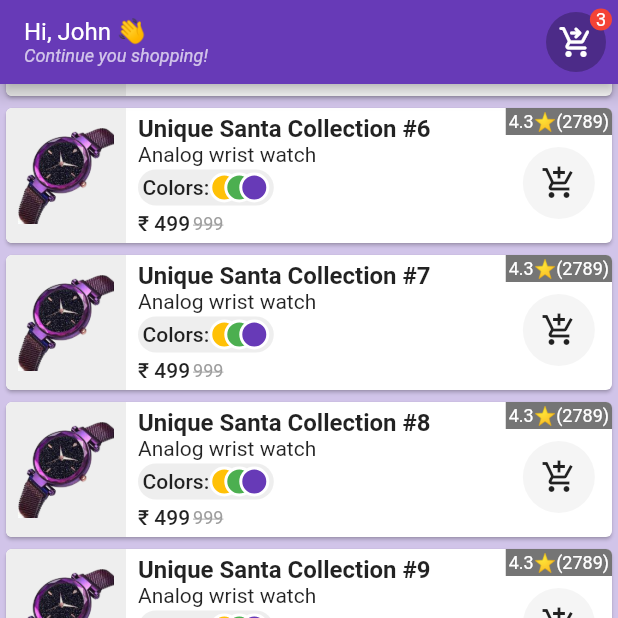
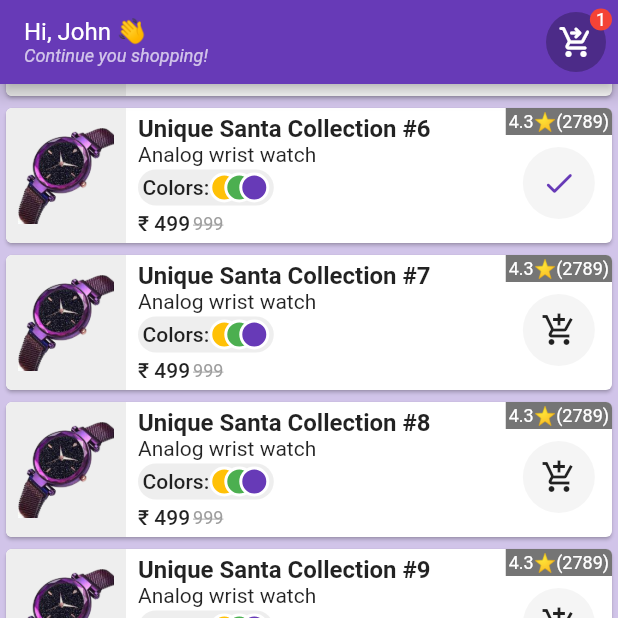
Before and after one commit to srikanth7785/simple_stateManagement_app, a Flutter app: the screen it shows after launch, scrolled down 576 dp, after a tap on the "add shopping cart" icon, on a phone screen of 412 x 824 dp, the top half of it. Run offline on Flutter 3.47's test engine with Material 2 defaults, Android fonts, the phone set to English and light mode, and no system bars.

Commit message:
cart_manager done. `ValueNotifier` implemented in `Home`.

```diff
--- a/lib/Screens/home.dart
+++ b/lib/Screens/home.dart
@@ -1,8 +1,7 @@
 import 'package:flutter/material.dart';
+import 'package:simple_app/businessLogic/cart_manager.dart';
 import 'package:simple_app/customWidgets/checkout_button.dart';
 import 'package:simple_app/customWidgets/product_card.dart';
-import 'package:simple_app/dummyData/info.dart';
-import 'package:simple_app/models/product_model.dart';
 
 class Home extends StatefulWidget {
   const Home({Key? key}) : super(key: key);
@@ -12,8 +11,6 @@ class Home extends StatefulWidget {
 }
 
 class _HomeState extends State<Home> {
-  Product product = Product.fromInfo(ProductInfo.INFO, ProductInfo.COLORS);
-
   @override
   Widget build(BuildContext context) {
     final TextTheme _textTheme = Theme.of(context).textTheme;
@@ -36,10 +33,28 @@ class _HomeState extends State<Home> {
         ),
         actions: const [CheckoutButton()],
       ),
-      body: ListView.builder(
-        itemCount: 25,
-        itemBuilder: (BuildContext context, int index) {
-          return ProductCard(index: index, product: product, isAdded: false);
+      body: ValueListenableBuilder(
+        valueListenable: CartCollection(),
+        builder: (context, values, child) {
+          final cart = CartCollection();
+          return ListView.builder(
+            itemCount: 25,
+            itemBuilder: (BuildContext context, int index) {
+              CartItem cartItem = CartItem(index: index);
+              bool isAdded = cart.checkIfExists(cartItem: cartItem);
+              return ProductCard(
+                index: index,
+                isAdded: isAdded,
+                onAddOrRemove: (i) {
+                  if (isAdded) {
+                    cart.removeFromCart(cartItem: cartItem);
+                  } else {
+                    cart.addToCart(cartItem: cartItem);
+                  }
+                },
+              );
+            },
+          );
         },
       ),
     );
--- a/lib/businessLogic/a.dart
+++ /dev/null
@@ -1 +0,0 @@
-// empty file, just to push the directory to git.
--- /dev/null
+++ b/lib/businessLogic/cart_manager.dart
@@ -0,0 +1,38 @@
+import 'package:flutter/cupertino.dart';
+
+class CartItem{
+  final int index;
+
+  CartItem({required this.index});
+}
+
+class CartCollection extends ValueNotifier<List<CartItem>> {
+  CartCollection._singleInstance() : super([]);
+
+  static final CartCollection _single = CartCollection._singleInstance();
+
+  factory CartCollection() => _single;
+
+  int get count => value.length;
+
+  void addToCart({required CartItem cartItem}) {
+    value.add(cartItem);
+    notifyListeners();
+  }
+
+  void removeFromCart({required CartItem cartItem}) {
+      value.removeWhere((element) => element.index == cartItem.index);
+      notifyListeners();
+  }
+
+  bool checkIfExists({required CartItem cartItem}){
+    for(var item in value){
+      if(item.index == cartItem.index) {
+        return true;
+      }
+    }
+    return false;
+    // return value.contains(cartItem);
+  }
+
+}
--- a/lib/customWidgets/checkout_button.dart
+++ b/lib/customWidgets/checkout_button.dart
@@ -1,4 +1,5 @@
 import 'package:flutter/material.dart';
+import 'package:simple_app/businessLogic/cart_manager.dart';
 
 class CheckoutButton extends StatelessWidget {
   const CheckoutButton({Key? key}) : super(key: key);
@@ -33,10 +34,16 @@ class CheckoutButton extends StatelessWidget {
               color: Colors.red,
               shape: BoxShape.circle,
             ),
-            child: Text(
-              "3",
-              textAlign: TextAlign.center,
-              style: _textTheme.caption!.copyWith(color: Colors.white),
+            child: ValueListenableBuilder(
+              valueListenable: CartCollection(),
+              builder: (context, values, child) {
+                List<CartItem> cartItems = values as List<CartItem>;
+                return Text(
+                  "${cartItems.length}",
+                  textAlign: TextAlign.center,
+                  style: _textTheme.caption!.copyWith(color: Colors.white),
+                );
+              },
             ),
           ),
         ),
--- a/lib/customWidgets/product_card.dart
+++ b/lib/customWidgets/product_card.dart
@@ -4,18 +4,20 @@ import 'package:simple_app/models/product_model.dart';
 
 class ProductCard extends StatelessWidget {
   final int index;
-  final Product product;
   final bool isAdded;
+  final void Function(int) onAddOrRemove;
   const ProductCard({
     Key? key,
     required this.index,
-    required this.product,
     required this.isAdded,
+    required this.onAddOrRemove,
   }) : super(key: key);
 
   @override
   Widget build(BuildContext context) {
     final TextTheme _textTheme = Theme.of(context).textTheme;
+    final Product product =
+        Product.fromInfo(ProductInfo.INFO, ProductInfo.COLORS);
     List<Color> _watchColors =
         product.colors.map((color) => Color(int.parse(color))).toList();
     return Card(
@@ -130,9 +132,7 @@ class ProductCard extends StatelessWidget {
                           color: Colors.deepPurple,
                         )
                       : const Icon(Icons.add_shopping_cart),
-                  onPressed: () {
-                    debugPrint("adding");
-                  },
+                  onPressed: () => onAddOrRemove(index),
                 ),
               ),
             ],
```
